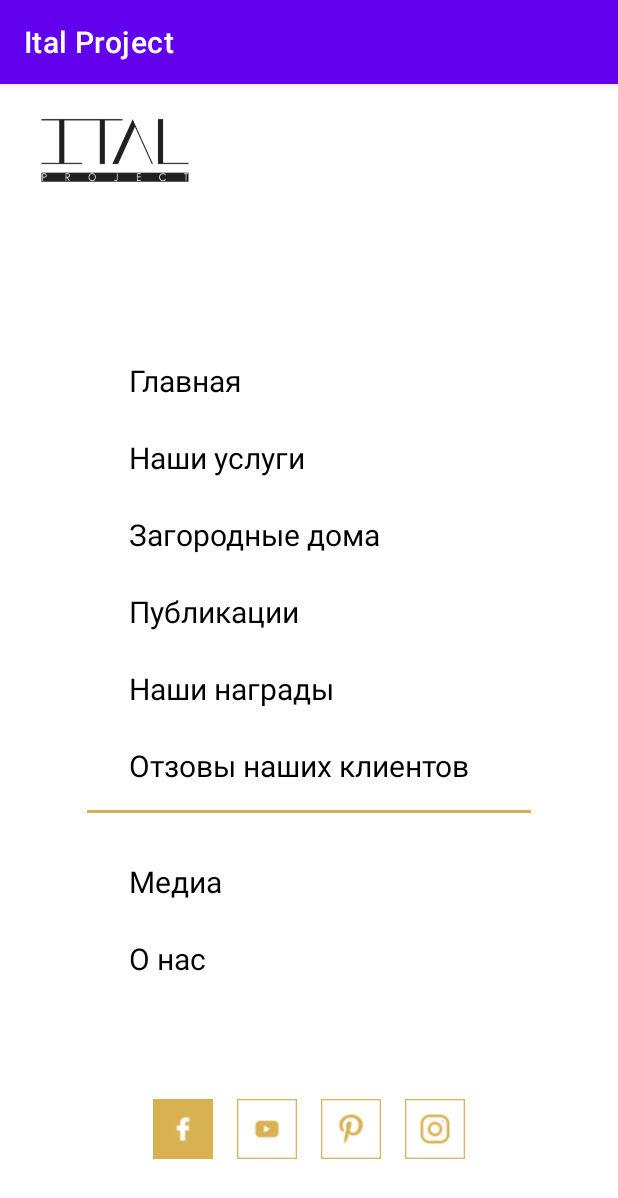
After one commit to AssoRtl/practiceTeamwork, an Android app: the ActivityMenu screen opened directly, with no data from a screen before it, on a phone screen of 412 x 824 dp. The commit adds this screen. Shown: the top 1198 px of the screen. Run offline under Robolectric (Android 15) with nearby library versions, the phone set to English and light mode, and no system bars.

Commit message:
добавлено меню и переходы

```diff
--- a/app/src/main/AndroidManifest.xml
+++ b/app/src/main/AndroidManifest.xml
@@ -17,33 +17,37 @@
             android:exported="true">
             <intent-filter>
                 <action android:name="android.intent.action.MAIN" />
+
                 <category android:name="android.intent.category.LAUNCHER" />
             </intent-filter>
         </activity>
         <activity
             android:name="com.example.team.AboutActivity"
-            android:exported="true"/>
+            android:exported="true" />
         <activity
             android:name="com.example.team.CountryHousesActivity"
-            android:exported="true"/>
+            android:exported="true" />
         <activity
             android:name="com.example.team.FeedbackActivity"
-            android:exported="true"/>
+            android:exported="true" />
         <activity
             android:name="com.example.team.MediafileActivity"
-            android:exported="true"/>
+            android:exported="true" />
         <activity
             android:name="com.example.team.ProjectActivity"
-            android:exported="true"/>
+            android:exported="true" />
         <activity
             android:name="com.example.team.PublicationActivity"
-            android:exported="true"/>
+            android:exported="true" />
         <activity
             android:name="com.example.team.RewardActivity"
-            android:exported="true"/>
+            android:exported="true" />
         <activity
             android:name="com.example.team.ServicesActivity"
-            android:exported="true"/>
+            android:exported="true" />
+        <activity
+            android:name="com.example.team.ActivityMenu"
+            android:exported="true" />
     </application>
 
 </manifest>
--- /dev/null
+++ b/app/src/main/java/com/example/team/ActivityMenu.java
@@ -0,0 +1,58 @@
+package com.example.team;
+
+import androidx.appcompat.app.AppCompatActivity;
+
+import android.content.Intent;
+import android.os.Bundle;
+import android.view.View;
+
+import com.example.practic.R;
+
+public class ActivityMenu extends AppCompatActivity {
+
+    @Override
+    protected void onCreate(Bundle savedInstanceState) {
+        super.onCreate(savedInstanceState);
+        setContentView(R.layout.activtiy_menu);
+    }
+    public void main(View view) {
+        Intent intent = new Intent(getApplicationContext(), MainActivity.class);
+        startActivity(intent);
+        finish();
+    }
+    public void aboutUs(View view) {
+        Intent intent = new Intent(getApplicationContext(), AboutActivity.class);
+        startActivity(intent);
+        finish();
+    }
+    public void feedback(View view) {
+        Intent intent = new Intent(getApplicationContext(), FeedbackActivity.class);
+        startActivity(intent);
+        finish();
+    }
+    public void rewards(View view) {
+        Intent intent = new Intent(getApplicationContext(), RewardActivity.class);
+        startActivity(intent);
+        finish();
+    }
+    public void publications(View view) {
+        Intent intent = new Intent(getApplicationContext(), PublicationActivity.class);
+        startActivity(intent);
+        finish();
+    }
+    public void houses(View view) {
+        Intent intent = new Intent(getApplicationContext(), CountryHousesActivity.class);
+        startActivity(intent);
+        finish();
+    }
+    public void services(View view) {
+        Intent intent = new Intent(getApplicationContext(), ServicesActivity.class);
+        startActivity(intent);
+        finish();
+    }
+    public void media(View view) {
+        Intent intent = new Intent(getApplicationContext(), MediafileActivity.class);
+        startActivity(intent);
+        finish();
+    }
+}
--- a/app/src/main/java/com/example/team/MainActivity.java
+++ b/app/src/main/java/com/example/team/MainActivity.java
@@ -1,16 +1,28 @@
 package com.example.team;
 
+import androidx.appcompat.app.ActionBarDrawerToggle;
 import androidx.appcompat.app.AppCompatActivity;
+import androidx.drawerlayout.widget.DrawerLayout;
 
+import android.content.Intent;
 import android.os.Bundle;
+import android.view.View;
+import android.widget.ImageButton;
 
 import com.example.practic.R;
 
 public class MainActivity extends AppCompatActivity {
-
+    DrawerLayout drawerLayout;
+    ActionBarDrawerToggle actionBarDrawerToggle;
     @Override
     protected void onCreate(Bundle savedInstanceState) {
         super.onCreate(savedInstanceState);
         setContentView(R.layout.activity_main);
+
+    }
+    public void menu(View view) {
+        Intent intent = new Intent(getApplicationContext(), ActivityMenu.class);
+        startActivity(intent);
+        finish();
     }
 }
--- a/app/src/main/res/layout/activity_main.xml
+++ b/app/src/main/res/layout/activity_main.xml
@@ -5,7 +5,8 @@
     android:layout_width="match_parent"
     android:layout_height="match_parent"
     tools:context="com.example.team.MainActivity"
-    android:background="@color/white">
+    android:background="@color/white"
+    android:id="@+id/mainactivity">
 
     <androidx.constraintlayout.widget.ConstraintLayout
         android:layout_width="match_parent"
@@ -45,6 +46,7 @@
             android:layout_marginTop="32dp"
             android:layout_marginEnd="24dp"
             android:background="#00000000"
+            android:onClick="menu"
             android:scaleType="centerCrop"
             app:layout_constraintEnd_toEndOf="parent"
             app:layout_constraintTop_toTopOf="parent"
--- /dev/null
+++ b/app/src/main/res/layout/activtiy_menu.xml
@@ -0,0 +1,194 @@
+<?xml version="1.0" encoding="utf-8"?>
+<androidx.constraintlayout.widget.ConstraintLayout xmlns:android="http://schemas.android.com/apk/res/android"
+    xmlns:app="http://schemas.android.com/apk/res-auto"
+    xmlns:tools="http://schemas.android.com/tools"
+    android:layout_width="match_parent"
+    android:layout_height="match_parent"
+    android:background="@color/white"
+    tools:context="com.example.team.ActivityMenu">
+
+    <TextView
+        android:id="@+id/textView32"
+        android:layout_width="240dp"
+        android:layout_height="wrap_content"
+        android:layout_marginTop="24dp"
+        android:background="#00000000"
+        android:text="О нас"
+        android:onClick="aboutUs"
+        android:textColor="#000000"
+        android:textSize="20sp"
+        app:layout_constraintEnd_toEndOf="parent"
+        app:layout_constraintStart_toStartOf="parent"
+        app:layout_constraintTop_toBottomOf="@+id/textView26" />
+
+    <TextView
+        android:id="@+id/textView31"
+        android:layout_width="240dp"
+        android:layout_height="wrap_content"
+        android:layout_marginTop="24dp"
+        android:background="#00000000"
+        android:text="Отзовы наших клиентов"
+        android:textColor="#000000"
+        android:onClick="feedback"
+        android:textSize="20sp"
+        app:layout_constraintEnd_toEndOf="parent"
+        app:layout_constraintStart_toStartOf="parent"
+        app:layout_constraintTop_toBottomOf="@+id/textView30" />
+
+    <TextView
+        android:id="@+id/textView30"
+        android:layout_width="240dp"
+        android:layout_height="wrap_content"
+        android:layout_marginTop="24dp"
+        android:background="#00000000"
+        android:text="Наши награды"
+        android:textColor="#000000"
+        android:onClick="rewards"
+        android:textSize="20sp"
+        app:layout_constraintEnd_toEndOf="parent"
+        app:layout_constraintStart_toStartOf="parent"
+        app:layout_constraintTop_toBottomOf="@+id/textView29" />
+
+    <TextView
+        android:id="@+id/textView29"
+        android:layout_width="240dp"
+        android:layout_height="wrap_content"
+        android:layout_marginTop="24dp"
+        android:background="#00000000"
+        android:text="Публикации"
+        android:onClick="publications"
+        android:textColor="#000000"
+        android:textSize="20sp"
+        app:layout_constraintEnd_toEndOf="parent"
+        app:layout_constraintStart_toStartOf="parent"
+        app:layout_constraintTop_toBottomOf="@+id/textView28" />
+
+    <TextView
+        android:id="@+id/textView28"
+        android:layout_width="240dp"
+        android:layout_height="wrap_content"
+        android:layout_marginTop="24dp"
+        android:background="#00000000"
+        android:text="Загородные дома"
+        android:onClick="houses"
+        android:textColor="#000000"
+        android:textSize="20sp"
+        app:layout_constraintEnd_toEndOf="parent"
+        app:layout_constraintStart_toStartOf="parent"
+        app:layout_constraintTop_toBottomOf="@+id/textView27" />
+
+    <TextView
+        android:id="@+id/textView27"
+        android:layout_width="240dp"
+        android:layout_height="wrap_content"
+        android:layout_marginTop="24dp"
+        android:background="#00000000"
+        android:text="Наши услуги"
+        android:textColor="#000000"
+        android:onClick="services"
+        android:textSize="20sp"
+        app:layout_constraintEnd_toEndOf="parent"
+        app:layout_constraintStart_toStartOf="parent"
+        app:layout_constraintTop_toBottomOf="@+id/textView23" />
+
+    <TextView
+        android:id="@+id/textView26"
+        android:layout_width="240dp"
+        android:layout_height="wrap_content"
+        android:layout_marginTop="32dp"
+        android:background="#00000000"
+        android:text="Медиа"
+        android:onClick="media"
+        android:textColor="#000000"
+        android:textSize="20sp"
+        app:layout_constraintEnd_toEndOf="parent"
+        app:layout_constraintStart_toStartOf="parent"
+        app:layout_constraintTop_toBottomOf="@+id/imageView31" />
+
+    <ImageView
+        android:id="@+id/imageView29"
+        android:layout_width="105dp"
+        android:layout_height="105dp"
+        android:layout_alignParentLeft="true"
+        android:layout_alignParentTop="true"
+        android:layout_marginStart="24dp"
+        android:layout_marginTop="-4dp"
+        android:background="@drawable/logo2"
+        app:layout_constraintStart_toStartOf="parent"
+        app:layout_constraintTop_toTopOf="parent">
+
+    </ImageView>
+
+    <TextView
+        android:id="@+id/textView23"
+        android:layout_width="240dp"
+        android:layout_height="wrap_content"
+        android:layout_marginTop="184dp"
+        android:background="#00000000"
+        android:text="Главная"
+        android:onClick="main"
+        android:textColor="#000000"
+        android:textSize="20sp"
+        app:layout_constraintEnd_toEndOf="parent"
+        app:layout_constraintStart_toStartOf="parent"
+        app:layout_constraintTop_toTopOf="parent" />
+
+    <TextView
+        android:id="@+id/imageView31"
+        android:layout_width="296dp"
+        android:layout_height="2dp"
+        android:layout_marginTop="16dp"
+        android:background="#D7B052"
+        android:scaleType="centerCrop"
+        app:layout_constraintEnd_toEndOf="parent"
+        app:layout_constraintStart_toStartOf="parent"
+        app:layout_constraintTop_toBottomOf="@+id/textView31" />
+
+    <TableRow
+        android:id="@+id/tableRow"
+        android:layout_width="match_parent"
+        android:layout_height="wrap_content"
+        android:layout_marginTop="80dp"
+        android:gravity="center"
+        app:layout_constraintEnd_toEndOf="parent"
+        app:layout_constraintStart_toStartOf="parent"
+        app:layout_constraintTop_toBottomOf="@+id/textView32">
+
+        <ImageButton
+            android:id="@+id/imageButton8"
+            android:layout_width="40dp"
+            android:layout_height="40dp"
+            android:layout_marginHorizontal="8dp"
+            android:background="#00FFFFFF"
+            android:scaleType="centerCrop"
+            app:srcCompat="@drawable/face" />
+
+        <ImageButton
+            android:id="@+id/imageButton9"
+            android:layout_width="40dp"
+            android:layout_height="40dp"
+            android:layout_marginHorizontal="8dp"
+            android:background="#00FFFFFF"
+            android:scaleType="centerCrop"
+            app:srcCompat="@drawable/you" />
+
+        <ImageButton
+            android:id="@+id/imageButton10"
+            android:layout_width="40dp"
+            android:layout_height="40dp"
+            android:layout_marginHorizontal="8dp"
+            android:background="#00FFFFFF"
+            android:scaleType="centerCrop"
+            app:srcCompat="@drawable/ppp" />
+
+        <ImageButton
+            android:id="@+id/imageButton11"
+            android:layout_width="40dp"
+            android:layout_height="40dp"
+            android:layout_marginHorizontal="8dp"
+            android:background="#00FFFFFF"
+            android:scaleType="centerCrop"
+            app:srcCompat="@drawable/inst" />
+    </TableRow>
+
+</androidx.constraintlayout.widget.ConstraintLayout>
```
